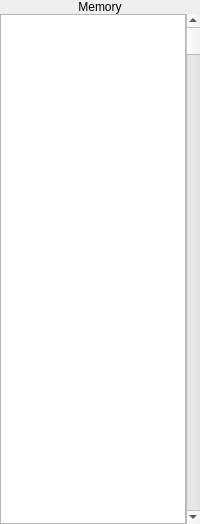
This is mainmemory.ui in StanWarford/pep8cpu as Qt 5 draws it before an edit. The edited form follows.
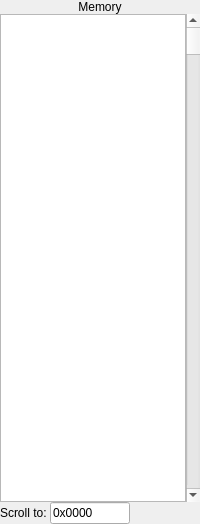
This is the edited form.

Commit message: Hooked up the scroll-to line edit dealie in the memory pane a bit, still scrolling issues to work out (updating it when we set the scroll bar, scroll wheel scrolling in the table, etc).

Diff of the .ui file:
```diff
--- a/mainmemory.ui
+++ b/mainmemory.ui
@@ -25,14 +25,14 @@
   <property name="windowTitle">
    <string>Form</string>
   </property>
-  <layout class="QGridLayout" name="gridLayout">
-   <property name="margin">
-    <number>0</number>
-   </property>
+  <layout class="QVBoxLayout" name="verticalLayout">
    <property name="spacing">
     <number>0</number>
    </property>
-   <item row="0" column="0">
+   <property name="margin">
+    <number>0</number>
+   </property>
+   <item>
     <widget class="QLabel" name="label">
      <property name="palette">
       <palette>
@@ -106,7 +106,7 @@
      </property>
     </widget>
    </item>
-   <item row="1" column="0">
+   <item>
     <layout class="QHBoxLayout" name="horizontalLayout">
      <property name="spacing">
       <number>0</number>
@@ -190,6 +190,52 @@
      </item>
     </layout>
    </item>
+   <item>
+    <layout class="QHBoxLayout" name="horizontalLayout_2">
+     <property name="spacing">
+      <number>0</number>
+     </property>
+     <item>
+      <widget class="QLabel" name="label_2">
+       <property name="text">
+        <string>Scroll to: </string>
+       </property>
+      </widget>
+     </item>
+     <item>
+      <widget class="QLineEdit" name="lineEdit">
+       <property name="minimumSize">
+        <size>
+         <width>80</width>
+         <height>0</height>
+        </size>
+       </property>
+       <property name="maximumSize">
+        <size>
+         <width>80</width>
+         <height>16777215</height>
+        </size>
+       </property>
+       <property name="text">
+        <string>0x0000</string>
+       </property>
+      </widget>
+     </item>
+     <item>
+      <spacer name="horizontalSpacer">
+       <property name="orientation">
+        <enum>Qt::Horizontal</enum>
+       </property>
+       <property name="sizeHint" stdset="0">
+        <size>
+         <width>40</width>
+         <height>20</height>
+        </size>
+       </property>
+      </spacer>
+     </item>
+    </layout>
+   </item>
   </layout>
  </widget>
  <resources/>
```
Left out of the diff: 18 changed lines with no effect on the pictures. The commit also changes 2 other files.
